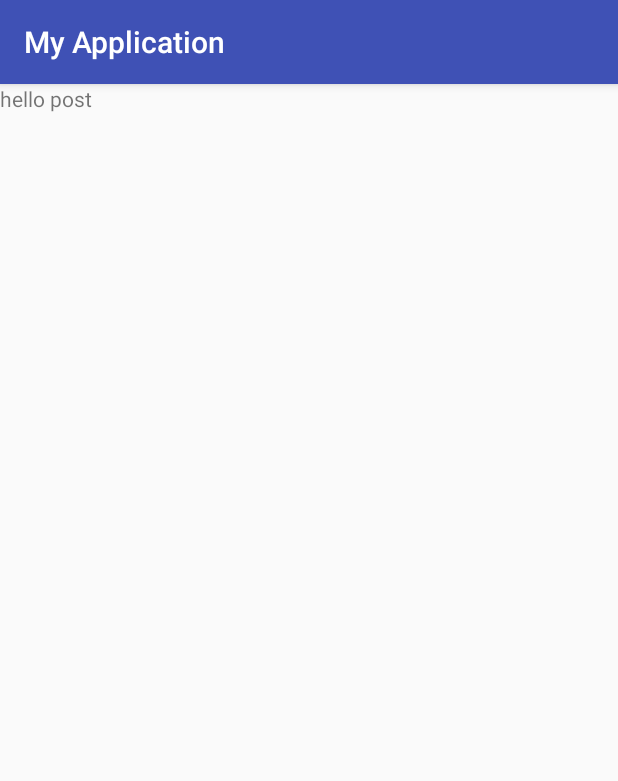
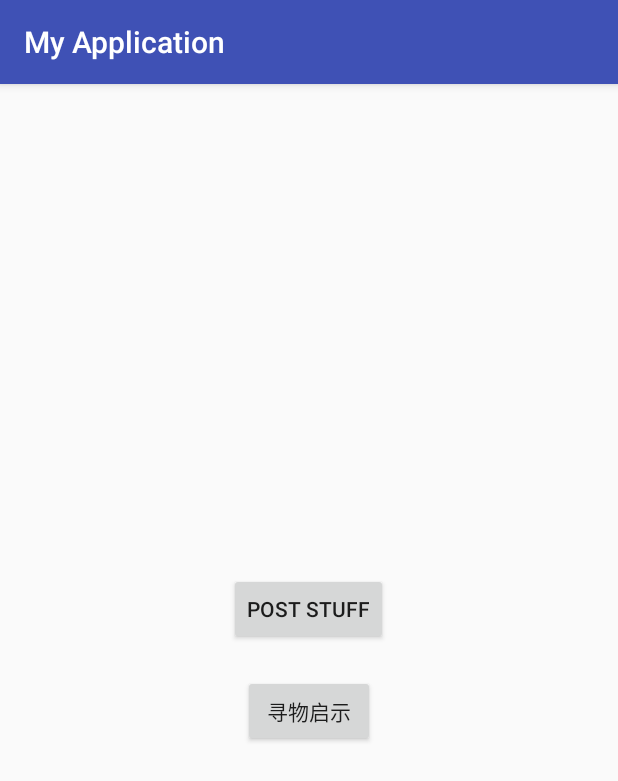
Before and after one commit to coda1997/thingsNeverLost, an Android app: the fragment PostFragment shown on its own in the app's theme, on a phone screen of 412 x 824 dp. Shown: the top 781 px of the screen. Run offline under Robolectric (Android 15) with nearby library versions, the phone set to English and light mode, and no system bars.

Commit message:
Adding xml files

```diff
--- a/app/src/main/java/com/example/overl/myapplication/PostFragment.kt
+++ b/app/src/main/java/com/example/overl/myapplication/PostFragment.kt
@@ -5,12 +5,22 @@ import android.support.v4.app.Fragment
 import android.view.LayoutInflater
 import android.view.View
 import android.view.ViewGroup
+import android.widget.Button
+import org.jetbrains.anko.find
 
 /**
  * Created by overl on 2018/4/8.
  */
 class PostFragment: Fragment() {
     override fun onCreateView(inflater: LayoutInflater, container: ViewGroup?, savedInstanceState: Bundle?): View {
-        return inflater.inflate(R.layout.fragment_post,container,false)
+        var view = inflater.inflate(R.layout.fragment_post, container, false)
+        initView(view)
+        return view
+    }
+
+    fun initView(view: View?) {
+        val postFind = view?.find<Button>(R.id.bt_post_find)
+        val postLost = view?.find<Button>(R.id.bt_post_lost)
+
     }
 }
--- a/app/src/main/res/layout/fragment_post.xml
+++ b/app/src/main/res/layout/fragment_post.xml
@@ -1,13 +1,24 @@
 <?xml version="1.0" encoding="utf-8"?>
-<android.support.constraint.ConstraintLayout
-    xmlns:android="http://schemas.android.com/apk/res/android" android:layout_width="match_parent"
-    android:layout_height="match_parent">
+<LinearLayout xmlns:android="http://schemas.android.com/apk/res/android"
+    android:layout_width="match_parent"
+    android:layout_height="match_parent"
+    android:orientation="vertical"
+    android:gravity="center"
+    >
+    <Button
+        android:id="@+id/bt_post_find"
+        android:layout_width="wrap_content"
+        android:layout_height="wrap_content"
+        android:text="post stuff"
+        android:layout_marginBottom="20dp"
+        />
 
-    <TextView
-        android:layout_width="match_parent"
-        android:layout_height="match_parent"
-        android:text="hello post"
+    <Button
+        android:id="@+id/bt_post_lost"
+        android:layout_width="wrap_content"
+        android:layout_height="wrap_content"
+        android:text="寻物启示"
         />
 
 
-</android.support.constraint.ConstraintLayout>
+</LinearLayout>
--- a/app/src/main/res/values/strings.xml
+++ b/app/src/main/res/values/strings.xml
@@ -1,6 +1,6 @@
 <resources>
     <string name="app_name">My Application</string>
-    <item name="base_url" type="string">118.25.13.30:8080</item>
+    <item name="base_url" type="string">http://118.25.13.30:8080/</item>
     <string name="main_page">首页</string>
     <string name="post_page">发布</string>
     <string name="my_page">我的</string>
```
Also changed, not shown: app/src/main/java/com/example/overl/myapplication/MainActivity.kt (+37 -31 lines), app/src/main/java/com/example/overl/myapplication/MyService.kt (+13 -12 lines), 1 other file.
